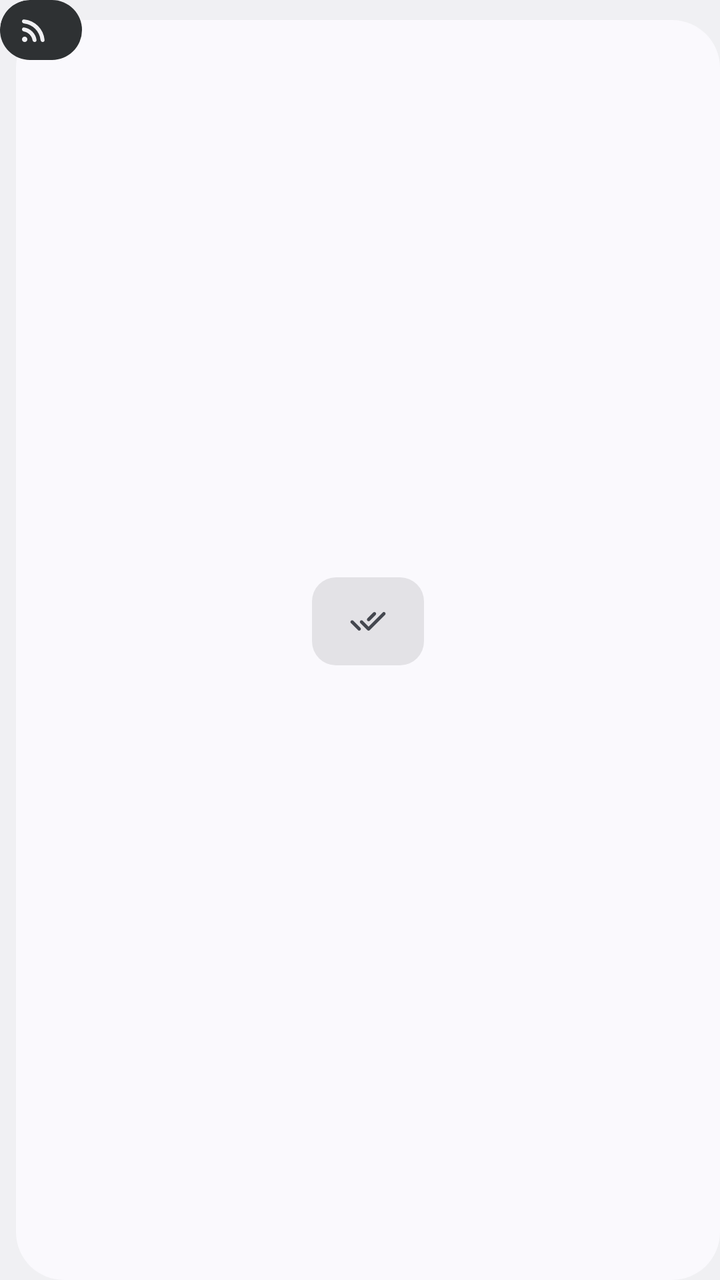
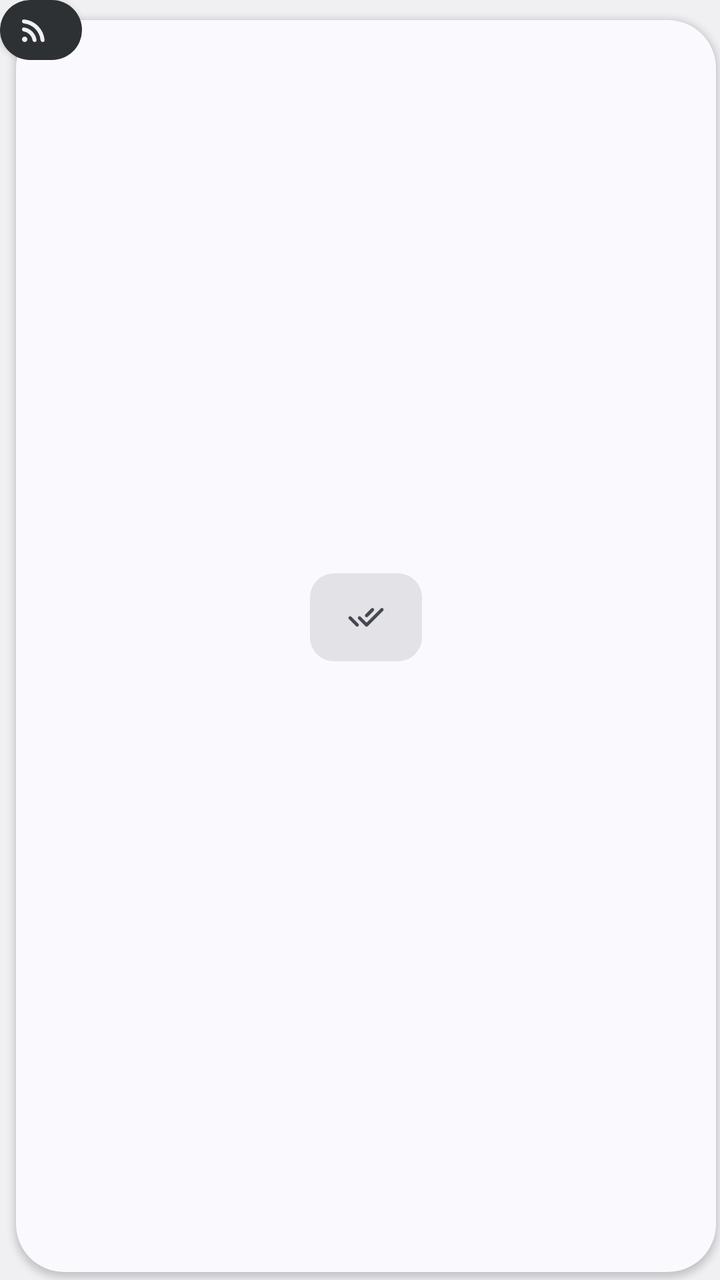

Before-and-after screenshots of an Android layout around one commit, followed by the original layout XML and the change that was made.
<!-- AndroidManifest.xml: application theme Theme.News -->
<!-- res/layout/widget_newest_state.xml -->
<?xml version="1.0" encoding="utf-8"?>
<FrameLayout xmlns:android="http://schemas.android.com/apk/res/android"
    xmlns:tools="http://schemas.android.com/tools"
    tools:ignore="SpUsage,UselessParent,ContentDescription,HardcodedText"
    android:id="@android:id/background"
    android:layout_width="match_parent"
    android:layout_height="match_parent"
    android:background="@drawable/widget_floating_frame"
    android:clipToOutline="true">

    <LinearLayout
        android:id="@+id/frame"
        android:layout_width="match_parent"
        android:layout_height="match_parent"
        android:layout_marginStart="8dp"
        android:layout_marginTop="10dp"
        android:background="@drawable/widget_frame"
        android:gravity="center"
        android:orientation="vertical"
        android:padding="14dp">

        <FrameLayout
            android:layout_width="56dp"
            android:layout_height="44dp"
            android:background="@drawable/widget_tile">

            <ImageView
                android:id="@+id/state"
                android:layout_width="20dp"
                android:layout_height="20dp"
                android:layout_gravity="center"
                android:src="@drawable/ic_done_all"
                android:tint="@color/widget_on_surface_variant"
                tools:ignore="UseAppTint" />
        </FrameLayout>

        <TextView
            android:id="@+id/state_text"
            android:layout_width="wrap_content"
            android:layout_height="wrap_content"
            android:layout_marginTop="12dp"
            android:fontFamily="sans-serif-medium"
            android:gravity="center"
            android:includeFontPadding="false"
            android:lineSpacingExtra="2dp"
            android:textColor="@color/widget_on_surface"
            android:textSize="14dp" />
    </LinearLayout>

    <include layout="@layout/widget_badge" />
</FrameLayout>
<!-- res/layout/widget_badge.xml (included above) -->
<?xml version="1.0" encoding="utf-8"?>
<LinearLayout xmlns:android="http://schemas.android.com/apk/res/android"
    xmlns:tools="http://schemas.android.com/tools"
    tools:ignore="SpUsage,ContentDescription,HardcodedText"
    android:id="@+id/badge"
    android:layout_width="wrap_content"
    android:layout_height="30dp"
    android:background="@drawable/widget_pill"
    android:gravity="center_vertical"
    android:orientation="horizontal"
    android:paddingStart="9dp"
    android:paddingEnd="12dp">

    <ImageView
        android:layout_width="16dp"
        android:layout_height="16dp"
        android:src="@drawable/ic_rss_feed"
        android:tint="@color/widget_inverse_on_surface"
        tools:ignore="UseAppTint" />

    <TextView
        android:id="@+id/badge_count"
        android:layout_width="wrap_content"
        android:layout_height="wrap_content"
        android:layout_marginStart="4dp"
        android:includeFontPadding="false"
        android:maxLines="1"
        android:text=""
        android:textColor="@color/widget_inverse_on_surface"
        android:textSize="15dp"
        android:textStyle="bold" />
</LinearLayout>
<!-- resources referenced by this layout -->
<resources>
  <color name="widget_inverse_on_surface">@android:color/system_neutral1_50</color>
  <color name="widget_on_surface">@android:color/system_on_surface_light</color>
  <color name="widget_on_surface_variant">@android:color/system_on_surface_variant_light</color>
  <!-- drawable ic_done_all (drawable) -->
  <vector xmlns:android="http://schemas.android.com/apk/res/android"
      android:width="24dp"
      android:height="24dp"
      android:viewportWidth="960"
      android:viewportHeight="960">
    <path
        android:fillColor="@android:color/white"
        android:pathData="M70,522Q58,510 58.5,494Q59,478 71,466Q83,455 99,454.5Q115,454 127,466L269,608L269,608Q276,615 283,622Q290,629 297,636Q309,648 308.5,664Q308,680 296,692L296,692Q284,703 268,703.5Q252,704 240,692L70,522ZM494,607L834,267Q846,255 862,255.5Q878,256 890,268Q901,280 901.5,296Q902,312 890,324L522,692Q510,704 494,704Q478,704 466,692L296,522Q285,511 285,494.5Q285,478 296,466Q308,454 324.5,454Q341,454 353,466L494,607ZM663,325L522,466Q511,477 494.5,477Q478,477 466,466Q454,454 454,437.5Q454,421 466,409L607,268Q618,257 634.5,257Q651,257 663,268Q675,280 675,296.5Q675,313 663,325Z"/>
  </vector>
  <!-- drawable ic_rss_feed (drawable) -->
  <vector xmlns:android="http://schemas.android.com/apk/res/android"
      android:width="24dp"
      android:height="24dp"
      android:viewportWidth="960"
      android:viewportHeight="960">
    <path
        android:fillColor="@android:color/white"
        android:pathData="M200,840Q167,840 143.5,816.5Q120,793 120,760Q120,727 143.5,703.5Q167,680 200,680Q233,680 256.5,703.5Q280,727 280,760Q280,793 256.5,816.5Q233,840 200,840ZM740,840Q714,840 696.5,821Q679,802 676,776Q665,679 623.5,594.5Q582,510 516,444Q450,378 365.5,336.5Q281,295 184,284Q158,281 139,263.5Q120,246 120,220Q120,194 138,177.5Q156,161 181,163Q304,174 411.5,225.5Q519,277 601,359Q683,441 734.5,548.5Q786,656 797,779Q799,804 782.5,822Q766,840 740,840ZM500,840Q475,840 457,822.5Q439,805 434,780Q425,731 402.5,689.5Q380,648 346,614Q312,580 270.5,557.5Q229,535 180,526Q155,521 137.5,503Q120,485 120,460Q120,434 138,417Q156,400 181,404Q254,414 317.5,446.5Q381,479 431,529Q481,579 513.5,642.5Q546,706 556,779Q560,804 543,822Q526,840 500,840Z"/>
  </vector>
  <!-- drawable widget_floating_frame (drawable) -->
  <?xml version="1.0" encoding="utf-8"?>
  <shape xmlns:android="http://schemas.android.com/apk/res/android" android:shape="rectangle">
      <corners android:radius="15dp" />
      <solid android:color="@android:color/transparent" />
  </shape>
  <!-- drawable widget_frame (drawable) -->
  <?xml version="1.0" encoding="utf-8"?>
  <shape xmlns:android="http://schemas.android.com/apk/res/android" android:shape="rectangle">
      <solid android:color="@color/widget_surface" />
      <corners android:radius="24dp" />
  </shape>
  <!-- drawable widget_pill (drawable) -->
  <?xml version="1.0" encoding="utf-8"?>
  <shape xmlns:android="http://schemas.android.com/apk/res/android" android:shape="rectangle">
      <solid android:color="@color/widget_inverse_surface" />
      <corners android:radius="20dp" />
  </shape>
  <!-- drawable widget_tile (drawable) -->
  <?xml version="1.0" encoding="utf-8"?>
  <shape xmlns:android="http://schemas.android.com/apk/res/android" android:shape="rectangle">
      <solid android:color="@color/widget_surface_container_highest" />
      <corners android:radius="12dp" />
  </shape>
  <style name="Theme.News" parent="@android:style/Theme.DeviceDefault.DayNight">
          <item name="android:windowActionBar">false</item>
          <item name="android:windowNoTitle">true</item>
      </style>
  <color name="widget_surface">@android:color/system_surface_light</color>
  <color name="widget_inverse_surface">@android:color/system_neutral1_800</color>
  <color name="widget_surface_container_highest">@android:color/system_surface_container_highest_light</color>
</resources>

<!-- the commit's change to res/layout/widget_newest_state.xml (unified diff, before → after) -->
@@ -6,6 +6,7 @@
     android:layout_width="match_parent"
     android:layout_height="match_parent"
     android:background="@drawable/widget_floating_frame"
+    android:clipChildren="false"
     android:clipToOutline="true">
 
     <LinearLayout
@@ -14,7 +15,10 @@
         android:layout_height="match_parent"
         android:layout_marginStart="8dp"
         android:layout_marginTop="10dp"
+        android:layout_marginEnd="2dp"
+        android:layout_marginBottom="4dp"
         android:background="@drawable/widget_frame"
+        android:elevation="2dp"
         android:gravity="center"
         android:orientation="vertical"
         android:padding="14dp">
@@ -58,6 +62,7 @@
     android:layout_width="wrap_content"
     android:layout_height="30dp"
     android:background="@drawable/widget_pill"
+    android:elevation="2dp"
     android:gravity="center_vertical"
     android:orientation="horizontal"
     android:paddingStart="9dp"
